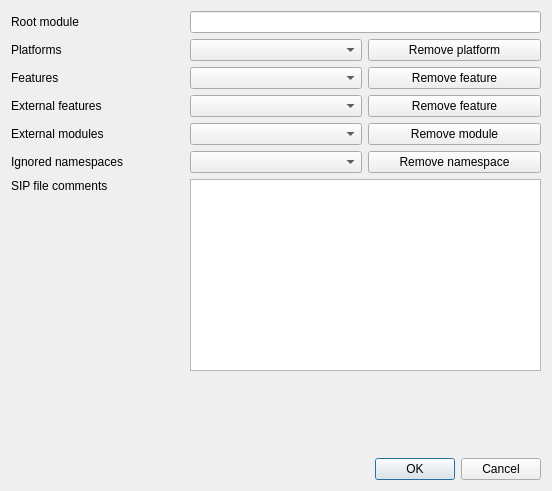
The window that metasip/api_editor/Designer/ProjectPropertiesBase.ui (Python-SIP/metasip) describes before a commit, drawn with Qt 5.
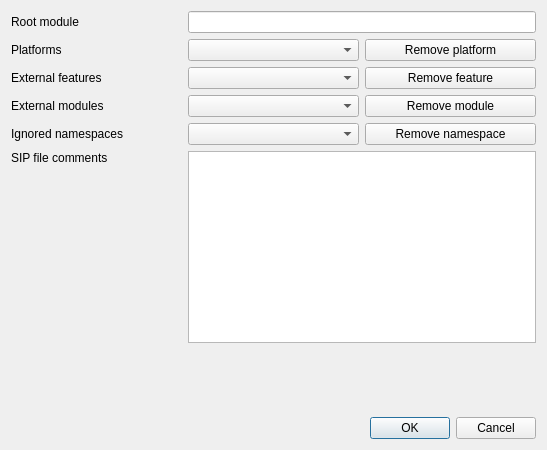
The same window after the commit.

Commit message: Removed the ability to add and remove features.

The edit to the form file:
```diff
--- a/metasip/api_editor/Designer/ProjectPropertiesBase.ui
+++ b/metasip/api_editor/Designer/ProjectPropertiesBase.ui
@@ -6,8 +6,8 @@
    <rect>
     <x>0</x>
     <y>0</y>
-    <width>552</width>
-    <height>491</height>
+    <width>547</width>
+    <height>450</height>
    </rect>
   </property>
   <property name="windowTitle">
@@ -16,16 +16,30 @@
   <layout class="QVBoxLayout" name="verticalLayout">
    <item>
     <layout class="QGridLayout" name="gridLayout">
+     <item row="2" column="0">
+      <widget class="QLabel" name="label_5">
+       <property name="text">
+        <string>External features</string>
+       </property>
+      </widget>
+     </item>
+     <item row="4" column="2">
+      <widget class="QPushButton" name="buttonRemoveNamespace">
+       <property name="text">
+        <string>Remove namespace</string>
+       </property>
+      </widget>
+     </item>
+     <item row="2" column="2">
+      <widget class="QPushButton" name="buttonRemoveExtFeatTag">
+       <property name="text">
+        <string>Remove feature</string>
+       </property>
+      </widget>
+     </item>
      <item row="0" column="1" colspan="2">
       <widget class="QLineEdit" name="rootModule"/>
      </item>
-     <item row="1" column="1">
-      <widget class="QComboBox" name="platformTags">
-       <property name="editable">
-        <bool>false</bool>
-       </property>
-      </widget>
-     </item>
      <item row="0" column="0">
       <widget class="QLabel" name="label_3">
        <property name="text">
@@ -33,13 +47,6 @@
        </property>
       </widget>
      </item>
-     <item row="1" column="0">
-      <widget class="QLabel" name="label_4">
-       <property name="text">
-        <string>Platforms</string>
-       </property>
-      </widget>
-     </item>
      <item row="1" column="2">
       <widget class="QPushButton" name="buttonRemovePlatTag">
        <property name="text">
@@ -47,93 +54,65 @@
        </property>
       </widget>
      </item>
-     <item row="2" column="0">
-      <widget class="QLabel" name="label_8">
+     <item row="1" column="0">
+      <widget class="QLabel" name="label_4">
        <property name="text">
-        <string>Features</string>
-       </property>
-      </widget>
-     </item>
-     <item row="2" column="1">
-      <widget class="QComboBox" name="featureTags">
-       <property name="editable">
-        <bool>false</bool>
+        <string>Platforms</string>
        </property>
       </widget>
      </item>
      <item row="3" column="1">
+      <widget class="QComboBox" name="externalModules">
+       <property name="editable">
+        <bool>false</bool>
+       </property>
+      </widget>
+     </item>
+     <item row="2" column="1">
       <widget class="QComboBox" name="extFeatureTags"/>
      </item>
-     <item row="2" column="2">
-      <widget class="QPushButton" name="buttonRemoveFeatTag">
+     <item row="5" column="0">
+      <widget class="QLabel" name="label_6">
        <property name="text">
-        <string>Remove feature</string>
+        <string>SIP file comments</string>
+       </property>
+       <property name="alignment">
+        <set>Qt::AlignLeading|Qt::AlignLeft|Qt::AlignTop</set>
        </property>
       </widget>
      </item>
-     <item row="3" column="0">
-      <widget class="QLabel" name="label_5">
-       <property name="text">
-        <string>External features</string>
+     <item row="1" column="1">
+      <widget class="QComboBox" name="platformTags">
+       <property name="editable">
+        <bool>false</bool>
        </property>
       </widget>
      </item>
      <item row="4" column="1">
-      <widget class="QComboBox" name="externalModules">
-       <property name="editable">
-        <bool>false</bool>
-       </property>
-      </widget>
+      <widget class="QComboBox" name="ignoredNamespaces"/>
      </item>
-     <item row="3" column="2">
-      <widget class="QPushButton" name="buttonRemoveExtFeatTag">
-       <property name="text">
-        <string>Remove feature</string>
-       </property>
-      </widget>
-     </item>
-     <item row="4" column="0">
+     <item row="3" column="0">
       <widget class="QLabel" name="label">
        <property name="text">
         <string>External modules</string>
        </property>
       </widget>
      </item>
-     <item row="5" column="1">
-      <widget class="QComboBox" name="ignoredNamespaces"/>
-     </item>
-     <item row="4" column="2">
+     <item row="3" column="2">
       <widget class="QPushButton" name="buttonRemoveModule">
        <property name="text">
         <string>Remove module</string>
        </property>
       </widget>
      </item>
-     <item row="5" column="0">
+     <item row="4" column="0">
       <widget class="QLabel" name="label_2">
        <property name="text">
         <string>Ignored namespaces</string>
        </property>
       </widget>
      </item>
-     <item row="5" column="2">
-      <widget class="QPushButton" name="buttonRemoveNamespace">
-       <property name="text">
-        <string>Remove namespace</string>
-       </property>
-      </widget>
-     </item>
-     <item row="6" column="0">
-      <widget class="QLabel" name="label_6">
-       <property name="text">
-        <string>SIP file comments</string>
-       </property>
-       <property name="alignment">
-        <set>Qt::AlignLeading|Qt::AlignLeft|Qt::AlignTop</set>
-       </property>
-      </widget>
-     </item>
-     <item row="6" column="1" colspan="2">
+     <item row="5" column="1" colspan="2">
       <widget class="QPlainTextEdit" name="sipFileComments">
        <property name="lineWrapMode">
         <enum>QPlainTextEdit::NoWrap</enum>
```
Left out of the diff: 2 changed lines with no effect on the pictures. The commit also changes 2 other files.
